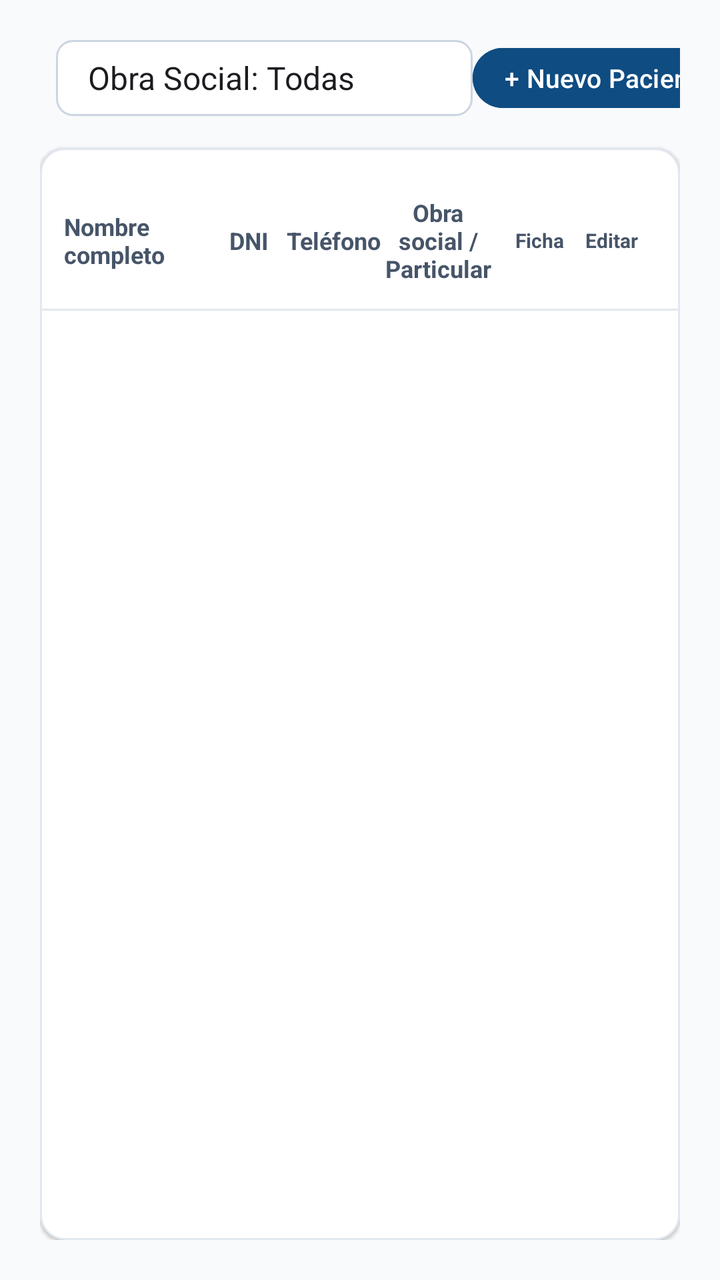
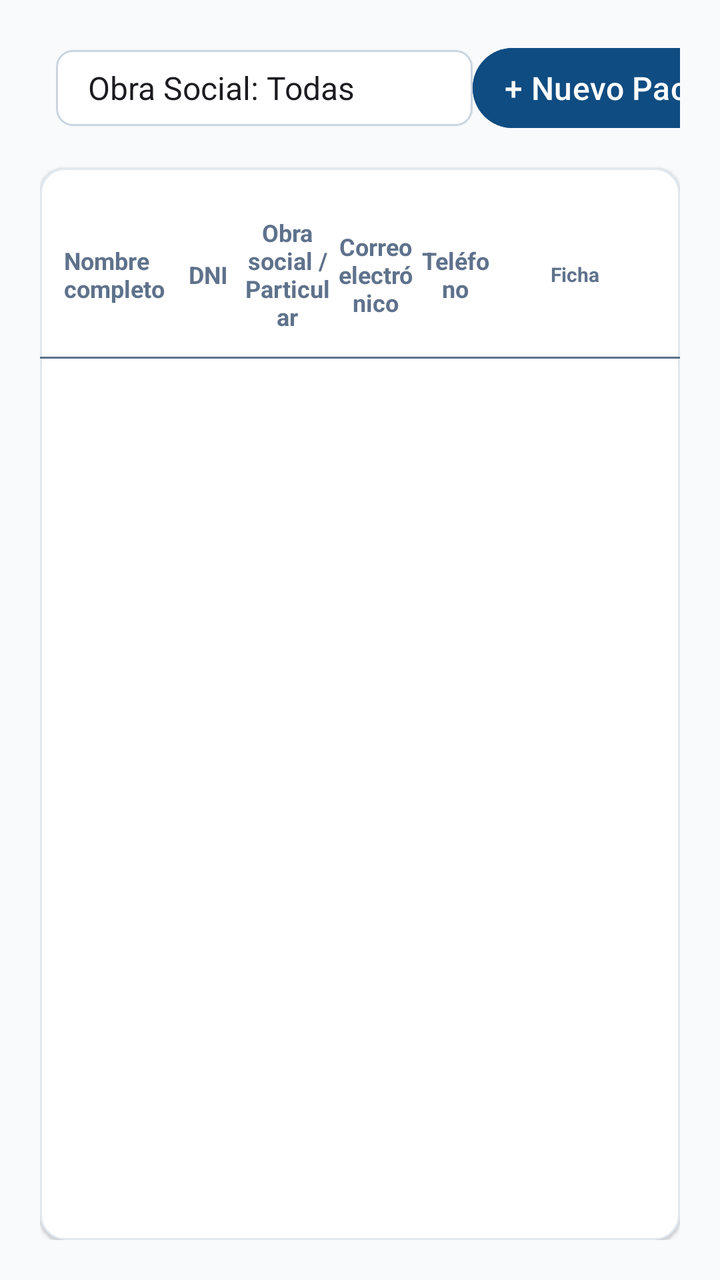

An Android layout rendered at two revisions. The XML below is the earlier revision; the diff shows what the commit changed to produce the second picture.
<!-- AndroidManifest.xml: application theme Theme.ClinicaSePrice -->
<!-- res/layout/activity_consultorios_pacientes.xml -->
<?xml version="1.0" encoding="utf-8"?>
<LinearLayout xmlns:android="http://schemas.android.com/apk/res/android"
    xmlns:tools="http://schemas.android.com/tools"
    android:layout_width="match_parent"
    android:layout_height="match_parent"
    android:background="#F8FAFC"
    android:orientation="vertical"
    android:padding="20dp"
    tools:context=".ConsultoriosPacientesActivity">

    
    <LinearLayout
        android:layout_width="match_parent"
        android:layout_height="wrap_content"
        android:layout_marginBottom="16dp"
        android:gravity="center_vertical"
        android:orientation="horizontal">

        <Spinner
            android:id="@+id/spObraSocial"
            android:layout_width="wrap_content"
            android:layout_height="38dp"
            android:layout_marginStart="8dp"
            android:background="@drawable/bg_spinner"
            android:entries="@array/array_obras_sociales"
            android:paddingStart="8dp"
            android:paddingEnd="8dp" />

        <View
            android:layout_width="0dp"
            android:layout_height="1dp"
            android:layout_weight="1" />

        <Button
            android:id="@+id/btnNuevoPaciente"
            android:layout_width="wrap_content"
            android:layout_height="38dp"
            android:backgroundTint="@color/primary"
            android:paddingStart="16dp"
            android:paddingEnd="16dp"
            android:text="+ Nuevo Paciente"
            android:textAllCaps="false"
            android:textColor="#FFFFFF"
            android:textSize="13sp" />

    </LinearLayout>

    
    <LinearLayout
        android:layout_width="match_parent"
        android:layout_height="0dp"
        android:layout_weight="1"
        android:background="@drawable/bg_card_table"
        android:elevation="1dp"
        android:orientation="vertical"
        android:paddingTop="16dp"
        android:paddingBottom="16dp">

        
        <LinearLayout
            android:layout_width="match_parent"
            android:layout_height="wrap_content"
            android:gravity="center_vertical"
            android:orientation="horizontal"
            android:paddingStart="12dp"
            android:paddingTop="8dp"
            android:paddingEnd="12dp"
            android:paddingBottom="12dp">

            <TextView
                android:layout_width="0dp"
                android:layout_height="wrap_content"
                android:layout_weight="2.2"
                android:gravity="start"
                android:text="Nombre completo"
                android:textColor="#475569"
                android:textSize="12sp"
                android:textStyle="bold" />

            <TextView
                android:layout_width="0dp"
                android:layout_height="wrap_content"
                android:layout_weight="1.1"
                android:gravity="center"
                android:text="DNI"
                android:textColor="#475569"
                android:textSize="12sp"
                android:textStyle="bold" />

            <TextView
                android:layout_width="0dp"
                android:layout_height="wrap_content"
                android:layout_weight="1.4"
                android:gravity="center"
                android:text="Teléfono"
                android:textColor="#475569"
                android:textSize="12sp"
                android:textStyle="bold" />

            <TextView
                android:layout_width="0dp"
                android:layout_height="wrap_content"
                android:layout_weight="1.7"
                android:gravity="center"
                android:text="Obra social / Particular"
                android:textColor="#475569"
                android:textSize="12sp"
                android:textStyle="bold" />

            
            <LinearLayout
                android:layout_width="80dp"
                android:layout_height="wrap_content"
                android:gravity="center"
                android:orientation="horizontal">

                <TextView
                    android:layout_width="36dp"
                    android:layout_height="wrap_content"
                    android:gravity="center"
                    android:text="Ficha"
                    android:textColor="#475569"
                    android:textSize="10sp"
                    android:textStyle="bold" />

                <TextView
                    android:layout_width="36dp"
                    android:layout_height="wrap_content"
                    android:gravity="center"
                    android:text="Editar"
                    android:textColor="#475569"
                    android:textSize="10sp"
                    android:textStyle="bold" />

            </LinearLayout>

        </LinearLayout>

        
        <View
            android:layout_width="match_parent"
            android:layout_height="1dp"
            android:background="#E2E8F0" />

        
        <androidx.recyclerview.widget.RecyclerView
            android:id="@+id/rvPacientes"
            android:layout_width="match_parent"
            android:layout_height="0dp"
            android:layout_weight="1"
            android:clipToPadding="false" />

    </LinearLayout>

</LinearLayout>
<!-- resources referenced by this layout -->
<resources>
  <string-array name="array_obras_sociales">
          <item>Obra Social: Todas</item>
          <item>Obra Social: OSDE</item>
          <item>Obra Social: Swiss Medical</item>
          <item>Obra Social: Galeno</item>
          <item>Obra Social: Particular</item>
      </string-array>
  <color name="primary">#0F4C81</color>
  <!-- drawable bg_card_table (drawable) -->
  <?xml version="1.0" encoding="utf-8"?>
  <shape xmlns:android="http://schemas.android.com/apk/res/android">
      <solid android:color="#FFFFFF" />
      <corners android:radius="12dp" />
      <stroke android:width="1dp" android:color="#E2E8F0" />
  </shape>
  <!-- drawable bg_spinner (drawable) -->
  <?xml version="1.0" encoding="utf-8"?>
  <shape xmlns:android="http://schemas.android.com/apk/res/android">
      <solid android:color="#FFFFFF" />
      <corners android:radius="8dp" />
      <stroke android:width="1dp" android:color="#CBD5E1" />
  </shape>
  <style name="Theme.ClinicaSePrice" parent="Base.Theme.ClinicaSePrice" />
  <style name="Base.Theme.ClinicaSePrice" parent="Theme.Material3.DayNight.NoActionBar">
          
          
      </style>
</resources>

<!-- the commit's change to res/layout/activity_consultorios_pacientes.xml (unified diff, before → after) -->
@@ -34,14 +34,14 @@
         <Button
             android:id="@+id/btnNuevoPaciente"
             android:layout_width="wrap_content"
-            android:layout_height="38dp"
+            android:layout_height="wrap_content"
             android:backgroundTint="@color/primary"
             android:paddingStart="16dp"
             android:paddingEnd="16dp"
             android:text="+ Nuevo Paciente"
             android:textAllCaps="false"
-            android:textColor="#FFFFFF"
-            android:textSize="13sp" />
+            android:textColor="@color/white"
+            android:textSize="@dimen/text_button" />
 
     </LinearLayout>
 
@@ -70,10 +70,10 @@
             <TextView
                 android:layout_width="0dp"
                 android:layout_height="wrap_content"
-                android:layout_weight="2.2"
+                android:layout_weight="2"
                 android:gravity="start"
                 android:text="Nombre completo"
-                android:textColor="#475569"
+                android:textColor="@color/shadow"
                 android:textSize="12sp"
                 android:textStyle="bold" />
 
@@ -83,7 +83,27 @@
                 android:layout_weight="1.1"
                 android:gravity="center"
                 android:text="DNI"
-                android:textColor="#475569"
+                android:textColor="@color/shadow"
+                android:textSize="12sp"
+                android:textStyle="bold" />
+
+            <TextView
+                android:layout_width="0dp"
+                android:layout_height="wrap_content"
+                android:layout_weight="1.7"
+                android:gravity="center"
+                android:text="Obra social / Particular"
+                android:textColor="@color/shadow"
+                android:textSize="12sp"
+                android:textStyle="bold" />
+
+            <TextView
+                android:layout_width="0dp"
+                android:layout_height="wrap_content"
+                android:layout_weight="1.4"
+                android:gravity="center"
+                android:text="Correo electrónico"
+                android:textColor="@color/shadow"
                 android:textSize="12sp"
                 android:textStyle="bold" />
 
@@ -93,17 +113,7 @@
                 android:layout_weight="1.4"
                 android:gravity="center"
                 android:text="Teléfono"
-                android:textColor="#475569"
-                android:textSize="12sp"
-                android:textStyle="bold" />
-
-            <TextView
-                android:layout_width="0dp"
-                android:layout_height="wrap_content"
-                android:layout_weight="1.7"
-                android:gravity="center"
-                android:text="Obra social / Particular"
-                android:textColor="#475569"
+                android:textColor="@color/shadow"
                 android:textSize="12sp"
                 android:textStyle="bold" />
 
@@ -115,20 +125,11 @@
                 android:orientation="horizontal">
 
                 <TextView
-                    android:layout_width="36dp"
+                    android:layout_width="wrap_content"
                     android:layout_height="wrap_content"
                     android:gravity="center"
                     android:text="Ficha"
-                    android:textColor="#475569"
-                    android:textSize="10sp"
-                    android:textStyle="bold" />
-
-                <TextView
-                    android:layout_width="36dp"
-                    android:layout_height="wrap_content"
-                    android:gravity="center"
-                    android:text="Editar"
-                    android:textColor="#475569"
+                    android:textColor="@color/shadow"
                     android:textSize="10sp"
                     android:textStyle="bold" />
 
@@ -140,7 +141,7 @@
         <View
             android:layout_width="match_parent"
             android:layout_height="1dp"
-            android:background="#E2E8F0" />
+            android:background="@color/shadow" />
 
         
         <androidx.recyclerview.widget.RecyclerView
<!-- resource entries referenced after the edit -->
@@ -8,6 +8,9 @@
           <item>Obra Social: Particular</item>
       </string-array>
   <color name="primary">#0F4C81</color>
+  <color name="shadow">#5f728c</color>
+  <color name="white">#FCFCFC</color>
+  <dimen name="text_button">16sp</dimen>
   <!-- drawable bg_card_table (drawable) -->
   <?xml version="1.0" encoding="utf-8"?>
   <shape xmlns:android="http://schemas.android.com/apk/res/android">
